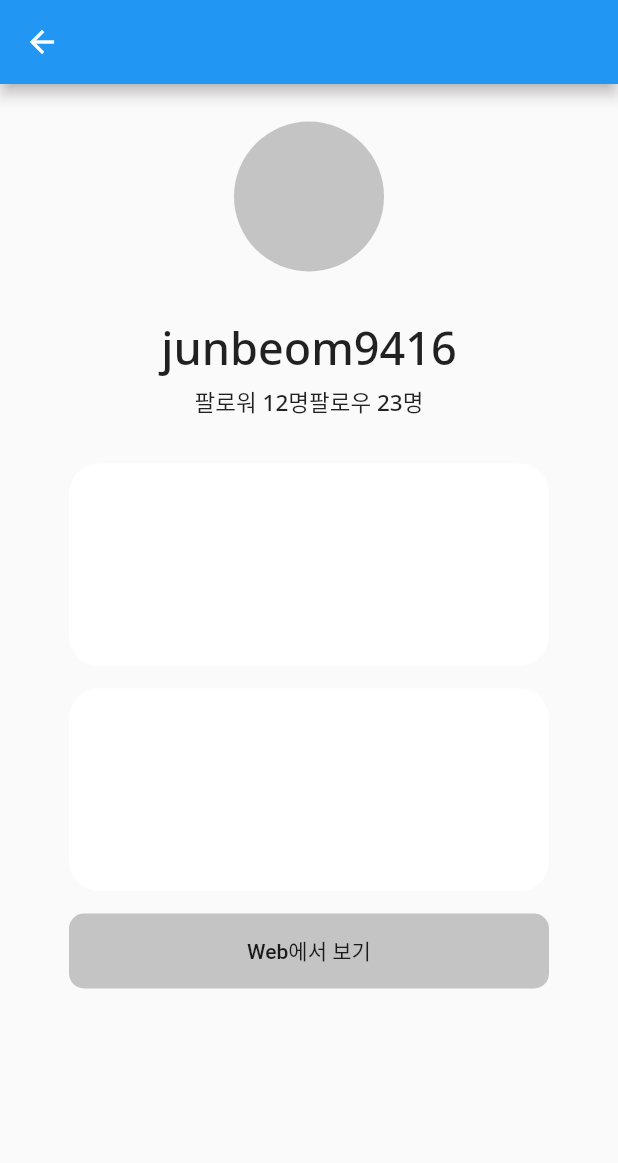
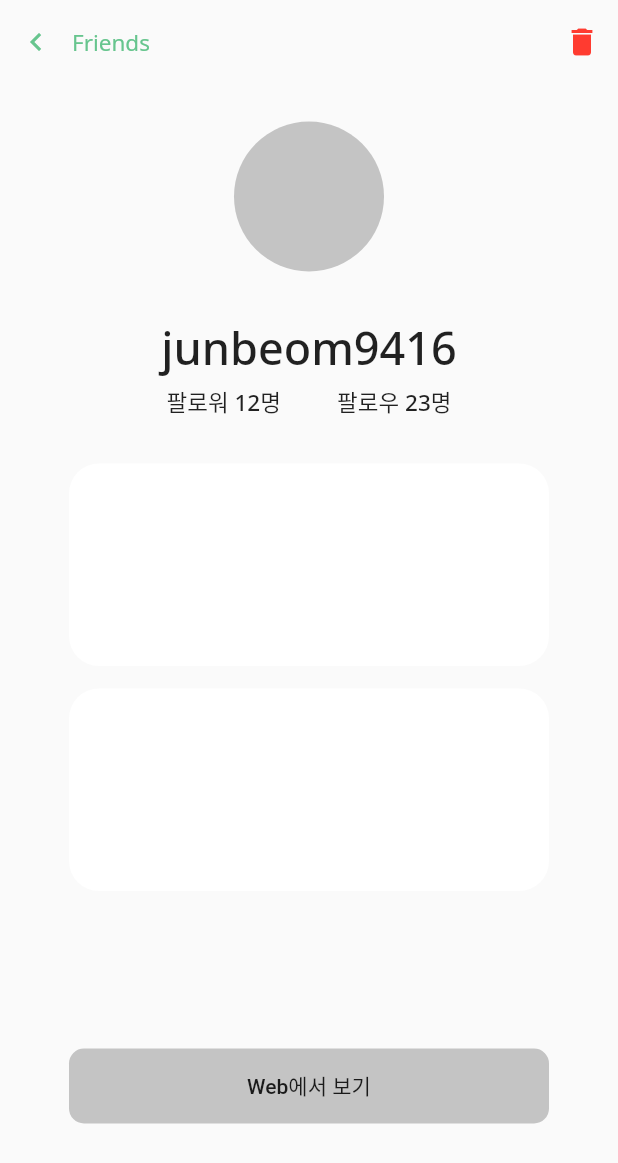
Before and after one commit to Palette-GitChart/GitChart-Android-Flutter, a Flutter app: the InFriendsPage screen opened directly, on a phone screen of 412 x 824 dp. Shown: the top 1163 px of the screen. Run offline on Flutter 3.47's test engine with Material 2 defaults, Android fonts, the phone set to English and light mode, and no system bars.

Commit message:
친구 상세 페이지 작성

```diff
--- a/lib/In_friends_page.dart
+++ b/lib/In_friends_page.dart
@@ -6,7 +6,7 @@ class InFriendsPage extends StatelessWidget {
   @override
   Widget build(BuildContext context) {
     return Scaffold(
-      appBar: AppBar(),
+      appBar: buildAppBar(context),
       body: Padding(
         padding: EdgeInsets.only(left: 15, right: 15, top: 25),
         child: Container(
@@ -19,12 +19,12 @@ class InFriendsPage extends StatelessWidget {
                   SizedBox(height: 30),
                   buildName(),
                   SizedBox(height: 5),
-                  buildFollow(),
+                  buildFollowerFollow(),
                   SizedBox(height: 30),
                   buildTodayCommit(),
                   SizedBox(height: 15),
                   buildYearCommit(),
-                  SizedBox(height: 15),
+                  SizedBox(height: 105),
                   buildWebButton()
                 ],
               ),
@@ -66,8 +66,10 @@ class InFriendsPage extends StatelessWidget {
     );
   }
 
-  Widget buildFollow() {
-    return Row(
+  Widget buildFollowerFollow() {
+    return Container(
+      width: 190,
+      child: Row(
         mainAxisAlignment: MainAxisAlignment.spaceBetween,
         children: [
           Text('팔로워 12명',
@@ -81,6 +83,7 @@ class InFriendsPage extends StatelessWidget {
                   fontSize: 15,
                   fontWeight: FontWeight.w500))
         ],
+      ),
     );
   }
 
@@ -100,4 +103,36 @@ class InFriendsPage extends StatelessWidget {
       ),
     );
   }
+
+  AppBar buildAppBar(BuildContext context) {
+    return AppBar(
+      backgroundColor: Colors.transparent,
+      leadingWidth: 100,
+      leading: Row(
+        children: [
+          IconButton(
+            onPressed: () {
+              Navigator.pop(context);
+            },
+            color: Color(0xff67C58E),
+            icon: Icon(Icons.chevron_left),
+          ),
+          Text('Friends',
+              style: TextStyle(
+                fontFamily: 'NotoSans',
+                fontSize: 15,
+                fontWeight: FontWeight.w400,
+                color: Color(0xff67C58E),
+              )),
+        ],
+      ),
+      actions: [
+        IconButton(
+            onPressed: () {},
+            color: Color(0xffff3b30),
+            icon: Icon(Icons.delete)),
+      ],
+      elevation: 0,
+    );
   }
+}
```
Lines whose indentation alone changed are shown as unchanged.
